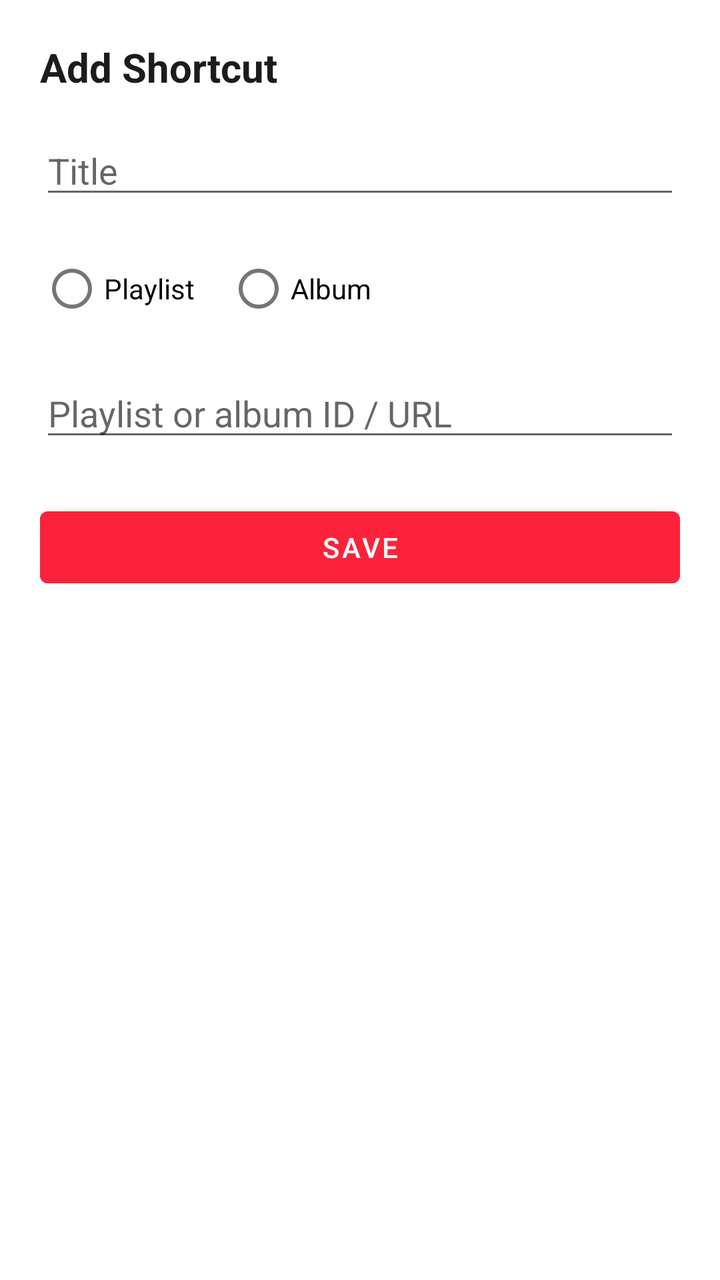
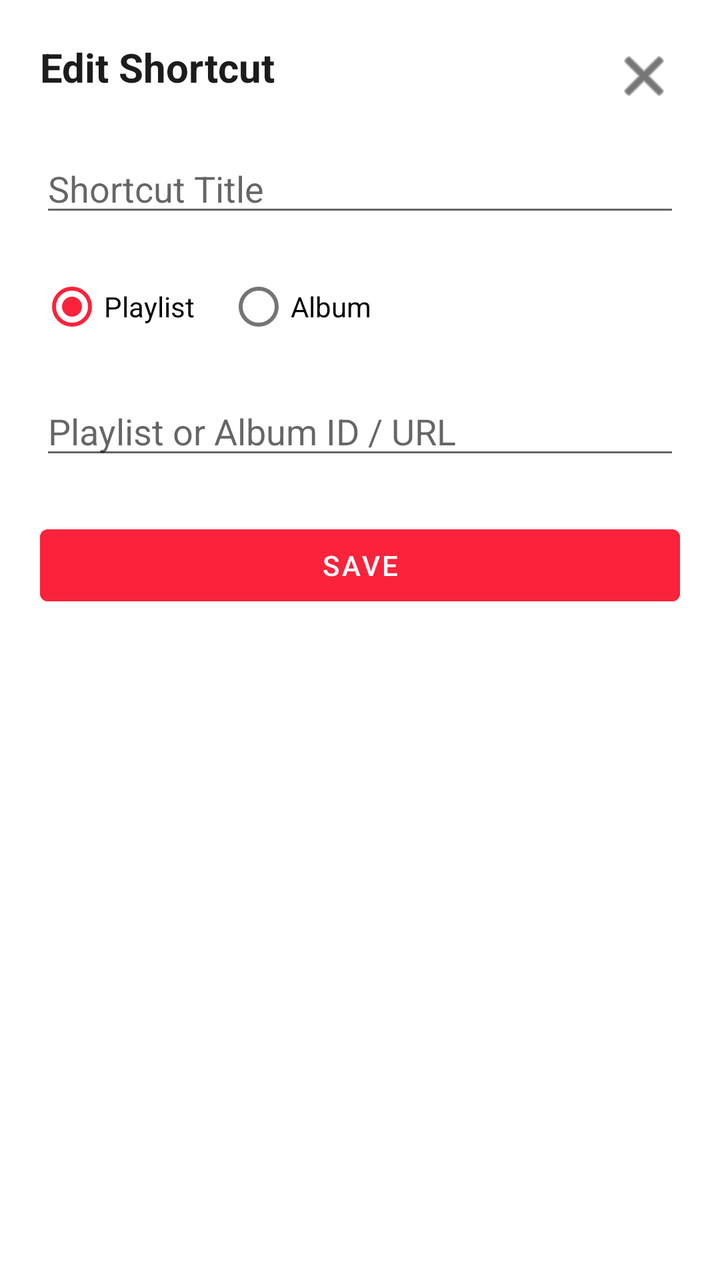

Compare the two renders of this Android layout. The source of the first and the diff that turns it into the second are given below.
<!-- AndroidManifest.xml: application theme Theme.MLNetease -->
<!-- res/layout/dialog_edit_home_shortcut.xml -->
<?xml version="1.0" encoding="utf-8"?>
<ScrollView xmlns:android="http://schemas.android.com/apk/res/android"
    android:layout_width="match_parent"
    android:layout_height="wrap_content"
    android:fillViewport="true">

    <LinearLayout
        android:layout_width="match_parent"
        android:layout_height="wrap_content"
        android:orientation="vertical"
        android:padding="20dp">

        <TextView
            android:id="@+id/tv_shortcut_editor_title"
            android:layout_width="match_parent"
            android:layout_height="wrap_content"
            android:text="Add Shortcut"
            android:textColor="@color/text_primary"
            android:textSize="20sp"
            android:textStyle="bold" />

        <EditText
            android:id="@+id/input_shortcut_title"
            android:layout_width="match_parent"
            android:layout_height="wrap_content"
            android:layout_marginTop="16dp"
            android:hint="Title"
            android:inputType="text" />

        <RadioGroup
            android:id="@+id/group_shortcut_type"
            android:layout_width="match_parent"
            android:layout_height="wrap_content"
            android:layout_marginTop="16dp"
            android:orientation="horizontal">

            <RadioButton
                android:id="@+id/radio_shortcut_playlist"
                android:layout_width="wrap_content"
                android:layout_height="wrap_content"
                android:text="Playlist" />

            <RadioButton
                android:id="@+id/radio_shortcut_album"
                android:layout_width="wrap_content"
                android:layout_height="wrap_content"
                android:layout_marginStart="16dp"
                android:text="Album" />
        </RadioGroup>

        <EditText
            android:id="@+id/input_shortcut_id"
            android:layout_width="match_parent"
            android:layout_height="wrap_content"
            android:layout_marginTop="16dp"
            android:hint="Playlist or album ID / URL"
            android:inputType="text" />

        <Button
            android:id="@+id/btn_save_shortcut"
            android:layout_width="match_parent"
            android:layout_height="wrap_content"
            android:layout_marginTop="24dp"
            android:text="Save"
            android:textColor="#FFFFFF"
            android:backgroundTint="@color/brand_primary" />
    </LinearLayout>
</ScrollView>
<!-- resources referenced by this layout -->
<resources>
  <color name="brand_primary">#FA233B</color>
  <color name="text_primary">#1C1C1E</color>
  <style name="Theme.MLNetease" parent="Theme.MaterialComponents.DayNight.NoActionBar">
          
          <item name="colorPrimary">@color/brand_primary</item>
          <item name="colorPrimaryVariant">@color/background_secondary</item>
          <item name="colorOnPrimary">@color/text_primary</item>
  
          
          <item name="colorSecondary">@color/brand_primary</item>
          <item name="colorSecondaryVariant">@color/brand_primary</item>
          <item name="colorOnSecondary">@color/text_primary</item>
  
          
          <item name="android:windowBackground">@color/background_primary</item>
          <item name="android:colorBackground">@color/background_primary</item>
  
          
          <item name="android:statusBarColor" tools:targetApi="l">@color/background_primary</item>
          <item name="android:windowLightStatusBar" tools:targetApi="m">true</item>
  
          
          <item name="bottomNavigationStyle">@style/Widget.MaterialComponents.BottomNavigationView.Colored</item>
      </style>
  <color name="background_secondary">#F2F2F7</color>
  <color name="background_primary">#FFFFFF</color>
</resources>

<!-- the commit's change to res/layout/dialog_edit_home_shortcut.xml (unified diff, before → after) -->
@@ -1,30 +1,43 @@
-<?xml version="1.0" encoding="utf-8"?>
-<ScrollView xmlns:android="http://schemas.android.com/apk/res/android"
+<RelativeLayout xmlns:android="http://schemas.android.com/apk/res/android"
+    xmlns:app="http://schemas.android.com/apk/res-auto"
     android:layout_width="match_parent"
     android:layout_height="wrap_content"
-    android:fillViewport="true">
+    android:padding="20dp">
+
+    <TextView
+        android:id="@+id/tv_shortcut_editor_title"
+        android:layout_width="wrap_content"
+        android:layout_height="36dp"
+        android:text="Edit Shortcut"
+        android:textColor="@color/text_primary"
+        android:textSize="20sp"
+        android:textStyle="bold"
+        android:layout_alignParentStart="true"
+        android:layout_alignParentTop="true" />
+
+    <ImageButton
+        android:id="@+id/btn_close_edit"
+        android:layout_width="36dp"
+        android:layout_height="36dp"
+        android:src="@android:drawable/ic_menu_close_clear_cancel"
+        android:background="?attr/selectableItemBackgroundBorderless"
+        app:tint="@color/text_primary"
+        android:layout_alignParentTop="true"
+        android:layout_alignParentEnd="true"
+        android:contentDescription="Close" />
 
     <LinearLayout
         android:layout_width="match_parent"
         android:layout_height="wrap_content"
-        android:orientation="vertical"
-        android:padding="20dp">
-
-        <TextView
-            android:id="@+id/tv_shortcut_editor_title"
-            android:layout_width="match_parent"
-            android:layout_height="wrap_content"
-            android:text="Add Shortcut"
-            android:textColor="@color/text_primary"
-            android:textSize="20sp"
-            android:textStyle="bold" />
+        android:layout_below="@id/tv_shortcut_editor_title"
+        android:layout_marginTop="16dp"
+        android:orientation="vertical">
 
         <EditText
             android:id="@+id/input_shortcut_title"
             android:layout_width="match_parent"
             android:layout_height="wrap_content"
-            android:layout_marginTop="16dp"
-            android:hint="Title"
+            android:hint="Shortcut Title"
             android:inputType="text" />
 
         <RadioGroup
@@ -38,6 +51,7 @@
                 android:id="@+id/radio_shortcut_playlist"
                 android:layout_width="wrap_content"
                 android:layout_height="wrap_content"
+                android:checked="true"
                 android:text="Playlist" />
 
             <RadioButton
@@ -53,7 +67,7 @@
             android:layout_width="match_parent"
             android:layout_height="wrap_content"
             android:layout_marginTop="16dp"
-            android:hint="Playlist or album ID / URL"
+            android:hint="Playlist or Album ID / URL"
             android:inputType="text" />
 
         <Button
@@ -65,4 +79,4 @@
             android:textColor="#FFFFFF"
             android:backgroundTint="@color/brand_primary" />
     </LinearLayout>
-</ScrollView>
+</RelativeLayout>
